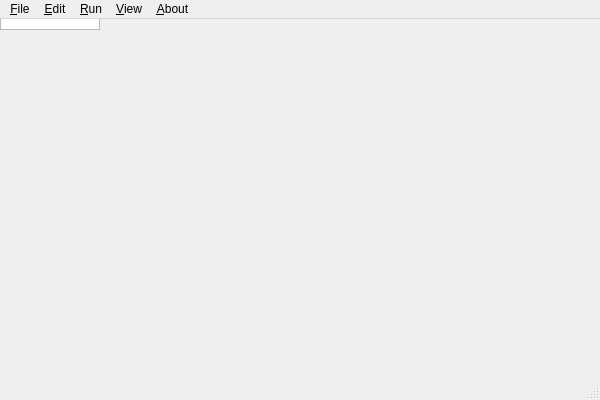
Qt form tools/lammps-gui/lammpsgui.ui (MarcusGDaniels/lammps) before a commit.
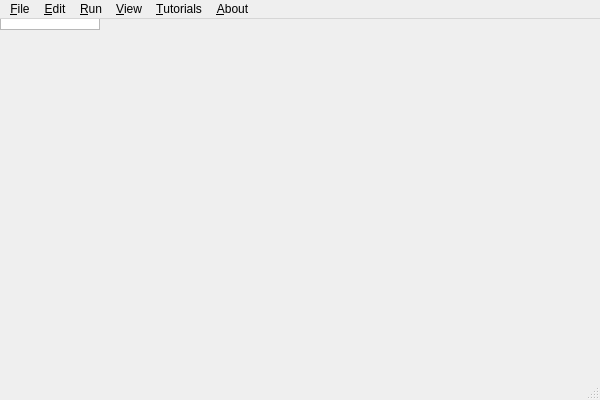
The same form after that commit. Icons and pictures are not drawn. Custom widgets are drawn as their Qt base class.

Commit message: partial implementation of wizards to start tutorials

```diff
--- a/tools/lammps-gui/lammpsgui.ui
+++ b/tools/lammps-gui/lammpsgui.ui
@@ -79,6 +79,16 @@
     <addaction name="actionView_in_OVITO"/>
     <addaction name="actionView_in_VMD"/>
    </widget>
+   <widget class="QMenu" name="menu_Tutorial">
+    <property name="title">
+     <string>&amp;Tutorials</string>
+    </property>
+    <addaction name="actionLAMMPS_Tutorial"/>
+    <addaction name="separator"/>
+    <addaction name="actionTutorial1"/>
+    <addaction name="actionTutorial2"/>
+    <addaction name="separator"/>
+   </widget>
    <widget class="QMenu" name="menuAbout">
     <property name="title">
      <string>&amp;About</string>
@@ -103,6 +113,7 @@
    <addaction name="menuEdit"/>
    <addaction name="menu_Run"/>
    <addaction name="menu_View"/>
+   <addaction name="menu_Tutorial"/>
    <addaction name="menuAbout"/>
   </widget>
   <widget class="QStatusBar" name="statusbar"/>
```
Left out of the diff: 20 changed lines with no effect on the pictures. The commit also changes 4 other files.
